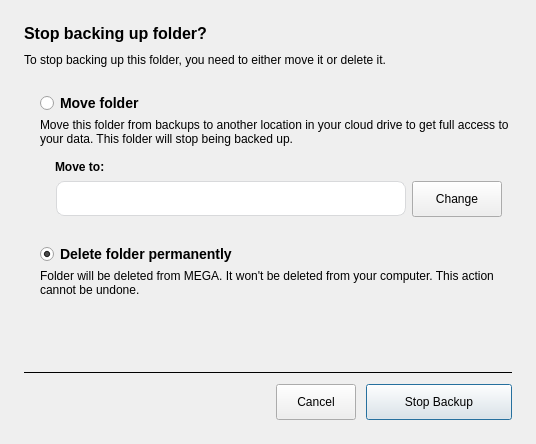
The window that src/MEGASync/gui/ui/RemoveBackupDialog.ui (meganz/MEGAsync) describes before a commit, drawn with Qt 5.
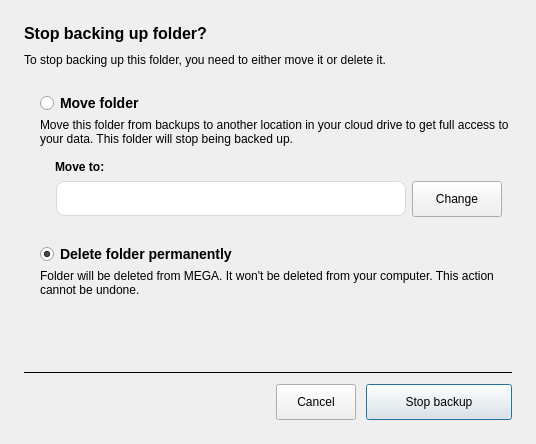
The same window after the commit. Icons and pictures are not drawn.

```diff
--- a/src/MEGASync/gui/ui/RemoveBackupDialog.ui
+++ b/src/MEGASync/gui/ui/RemoveBackupDialog.ui
@@ -377,7 +377,7 @@
         <cursorShape>PointingHandCursor</cursorShape>
        </property>
        <property name="text">
-        <string>Stop Backup</string>
+        <string>Stop backup</string>
        </property>
        <property name="icon">
         <iconset resource="../Resources.qrc">
```
Left out of the diff: 2 changed lines with no effect on the pictures.
